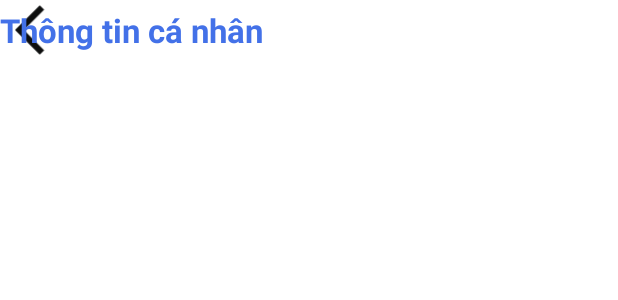
After one commit to NguyenDinhh/ktck124.lop124LTTD04.nhom01, an Android app: the layout fragment_ttcn.xml on its own in the app's theme, with its tools: preview values and no code run, on a phone screen of 412 x 824 dp. The commit adds this screen. Shown: the top 300 px of the screen. Run offline under Robolectric (Android 15) with nearby library versions, the phone set to English and light mode, and no system bars.

Commit message:
ic_back.xml fragment_ttcn.xml ttcnFragment.java

```diff
--- /dev/null
+++ b/app/src/main/java/com/example/ktck124lop124lttd04nhom01/ttcnFragment.java
@@ -0,0 +1,64 @@
+package com.example.ktck124lop124lttd04nhom01;
+
+import android.os.Bundle;
+
+import androidx.fragment.app.Fragment;
+
+import android.view.LayoutInflater;
+import android.view.View;
+import android.view.ViewGroup;
+
+/**
+ * A simple {@link Fragment} subclass.
+ * Use the {@link ttcnFragment#newInstance} factory method to
+ * create an instance of this fragment.
+ */
+public class ttcnFragment extends Fragment {
+
+    // TODO: Rename parameter arguments, choose names that match
+    // the fragment initialization parameters, e.g. ARG_ITEM_NUMBER
+    private static final String ARG_PARAM1 = "param1";
+    private static final String ARG_PARAM2 = "param2";
+
+    // TODO: Rename and change types of parameters
+    private String mParam1;
+    private String mParam2;
+
+    public ttcnFragment() {
+        // Required empty public constructor
+    }
+
+    /**
+     * Use this factory method to create a new instance of
+     * this fragment using the provided parameters.
+     *
+     * @param param1 Parameter 1.
+     * @param param2 Parameter 2.
+     * @return A new instance of fragment ttcnFragment.
+     */
+    // TODO: Rename and change types and number of parameters
+    public static ttcnFragment newInstance(String param1, String param2) {
+        ttcnFragment fragment = new ttcnFragment();
+        Bundle args = new Bundle();
+        args.putString(ARG_PARAM1, param1);
+        args.putString(ARG_PARAM2, param2);
+        fragment.setArguments(args);
+        return fragment;
+    }
+
+    @Override
+    public void onCreate(Bundle savedInstanceState) {
+        super.onCreate(savedInstanceState);
+        if (getArguments() != null) {
+            mParam1 = getArguments().getString(ARG_PARAM1);
+            mParam2 = getArguments().getString(ARG_PARAM2);
+        }
+    }
+
+    @Override
+    public View onCreateView(LayoutInflater inflater, ViewGroup container,
+                             Bundle savedInstanceState) {
+        // Inflate the layout for this fragment
+        return inflater.inflate(R.layout.fragment_ttcn, container, false);
+    }
+}
--- /dev/null
+++ b/app/src/main/res/drawable/ic_back.xml
@@ -0,0 +1,5 @@
+<vector xmlns:android="http://schemas.android.com/apk/res/android" android:autoMirrored="true" android:height="35dp" android:tint="#0D0E0E" android:viewportHeight="24" android:viewportWidth="24" android:width="35dp">
+
+    <path android:fillColor="@android:color/white" android:pathData="M11.67,3.87L9.9,2.1 0,12l9.9,9.9 1.77,-1.77L3.54,12z"/>
+
+</vector>
--- /dev/null
+++ b/app/src/main/res/layout/fragment_ttcn.xml
@@ -0,0 +1,66 @@
+<?xml version="1.0" encoding="utf-8"?>
+<LinearLayout xmlns:android="http://schemas.android.com/apk/res/android"
+    xmlns:app="http://schemas.android.com/tools"
+    android:layout_width="match_parent"
+    android:layout_height="match_parent"
+    xmlns:tools="http://schemas.android.com/apk/res-auto"
+    android:background="@color/white"
+    android:gravity="center_horizontal"
+    android:orientation="vertical"
+    tools:context=".ttcnFragment"
+    app:ignore="NamespaceTypo">
+
+    <androidx.constraintlayout.widget.ConstraintLayout
+        android:layout_width="match_parent"
+        android:layout_height="40dp">
+
+        <ImageView
+            android:id="@+id/img_back"
+            android:layout_width="50dp"
+            android:layout_height="40dp"
+            android:paddingLeft="10dp"
+            android:src="@drawable/ic_back"
+            app:layout_constraintStart_toStartOf="parent"
+            app:layout_constraintTop_toTopOf="parent"></ImageView>
+
+        <TextView
+            android:id="@+id/txt_tieude"
+            android:layout_width="wrap_content"
+            android:layout_height="40dp"
+            android:gravity="center"
+            android:paddingRight="50dp"
+            android:text="Thông tin cá nhân"
+            android:textAlignment="center"
+            android:textColor="#4371E8"
+            android:textSize="22sp"
+            android:textStyle="bold"
+            app:layout_constraintEnd_toEndOf="parent"
+            app:layout_constraintStart_toEndOf="@+id/img_back"
+            app:layout_constraintTop_toTopOf="parent"
+            app:layout_editor_absoluteX="117dp"
+            tools:layout_constraintBottom_toBottomOf="parent" />
+    </androidx.constraintlayout.widget.ConstraintLayout>
+
+    <androidx.constraintlayout.widget.ConstraintLayout
+        android:layout_width="match_parent"
+        android:layout_height="match_parent"
+        android:layout_gravity="center_horizontal">
+
+        <LinearLayout
+            android:id="@+id/linearLayout"
+            android:layout_width="match_parent"
+            android:layout_height="match_parent"
+            android:layout_marginTop="10dp"
+            android:orientation="vertical"
+            app:layout_constraintStart_toStartOf="parent"
+            app:layout_constraintTop_toBottomOf="@+id/txt_search">
+
+            <ListView
+                android:id="@+id/lvcategories_book"
+                android:layout_width="match_parent"
+                android:layout_height="wrap_content"
+                android:paddingBottom="10dp"></ListView>
+        </LinearLayout>
+    </androidx.constraintlayout.widget.ConstraintLayout>
+
+</LinearLayout>
--- a/app/src/main/res/values/strings.xml
+++ b/app/src/main/res/values/strings.xml
@@ -1,3 +1,5 @@
 <resources>
     <string name="app_name">ktck124.lop124LTTD04.nhom01</string>
+    <!-- TODO: Remove or change this placeholder text -->
+    <string name="hello_blank_fragment">Hello blank fragment</string>
 </resources>
```
